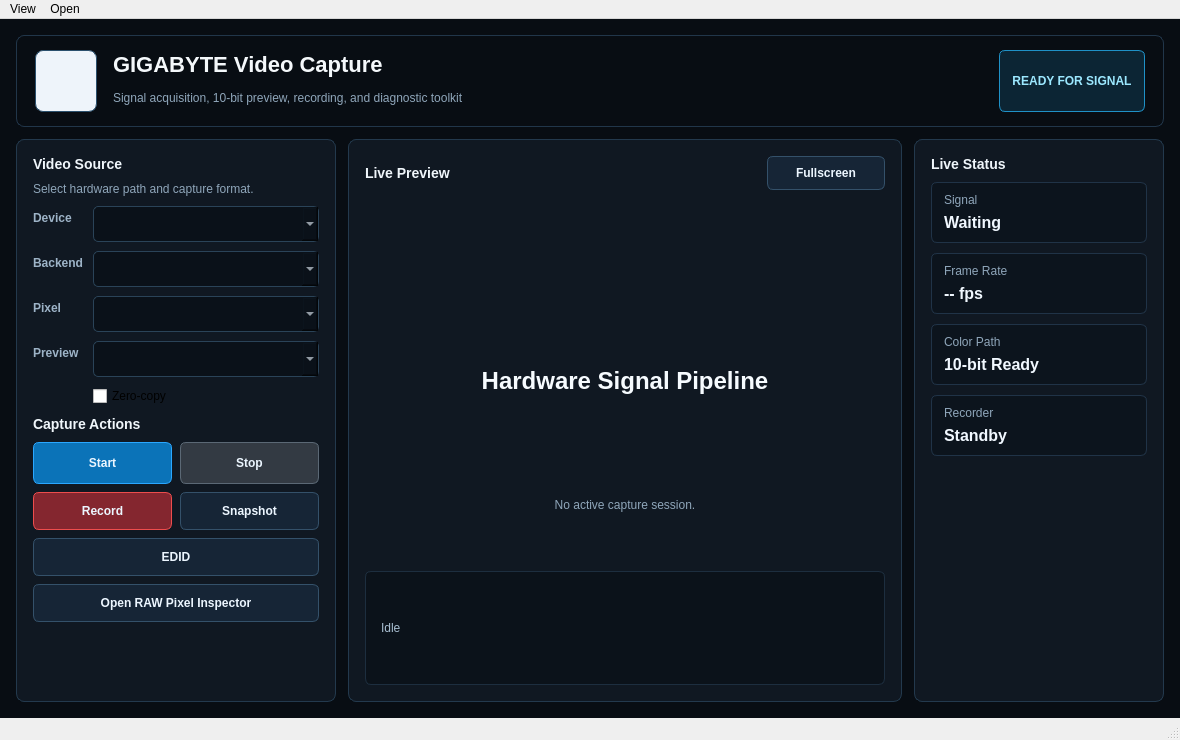
The window that apps/qt6_viewer/mainwindow.ui (MarquezLin/Gcapture_qt6_srcroot) describes before a commit, drawn with Qt 5.
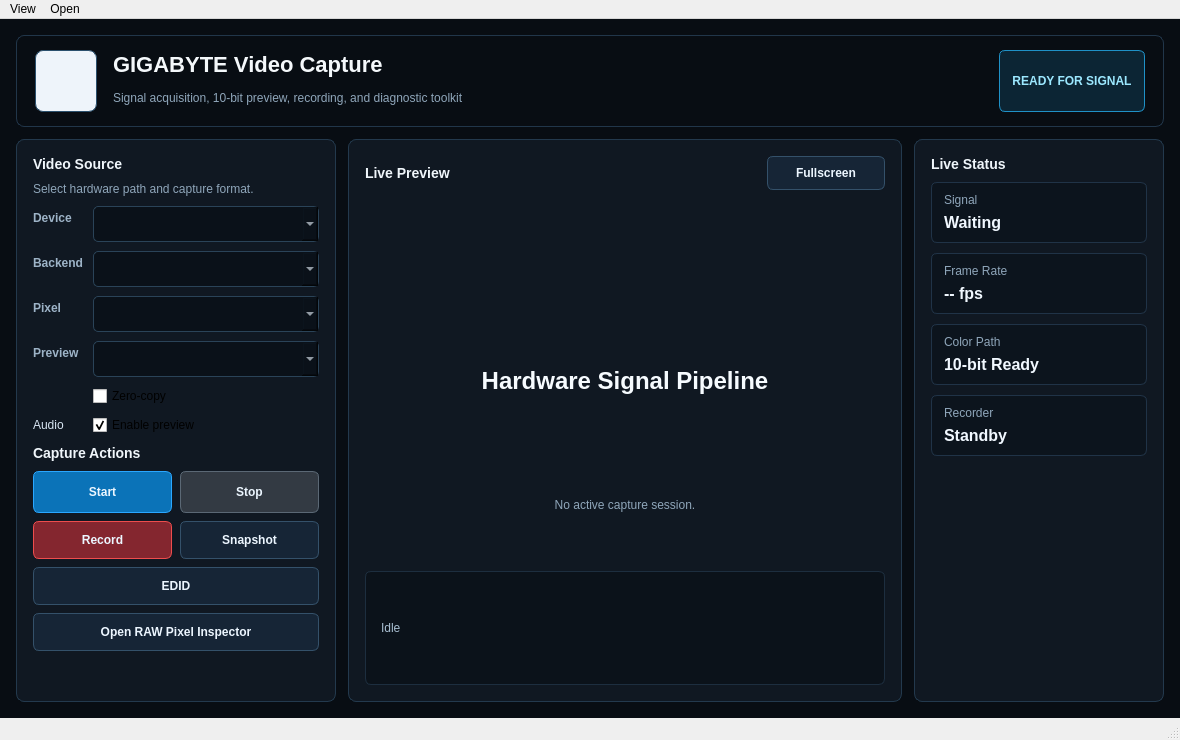
The same window after the commit. Icons and pictures are not drawn.

Commit message: Add Windows audio endpoint preview to the viewer

Patch:
```diff
--- a/apps/qt6_viewer/mainwindow.ui
+++ b/apps/qt6_viewer/mainwindow.ui
@@ -426,6 +426,26 @@
              </property>
             </widget>
            </item>
+           <item row="5" column="0">
+            <widget class="QLabel" name="labelAudioPreview">
+             <property name="text">
+              <string>Audio</string>
+             </property>
+            </widget>
+           </item>
+           <item row="5" column="1">
+            <widget class="QCheckBox" name="checkAudioPreview">
+             <property name="toolTip">
+              <string>Monitor the matching Windows audio capture endpoint through the default speaker.</string>
+             </property>
+             <property name="text">
+              <string>Enable preview</string>
+             </property>
+             <property name="checked">
+              <bool>true</bool>
+             </property>
+            </widget>
+           </item>
           </layout>
          </item>
          <item>
```
The commit also changes 5 other files.
